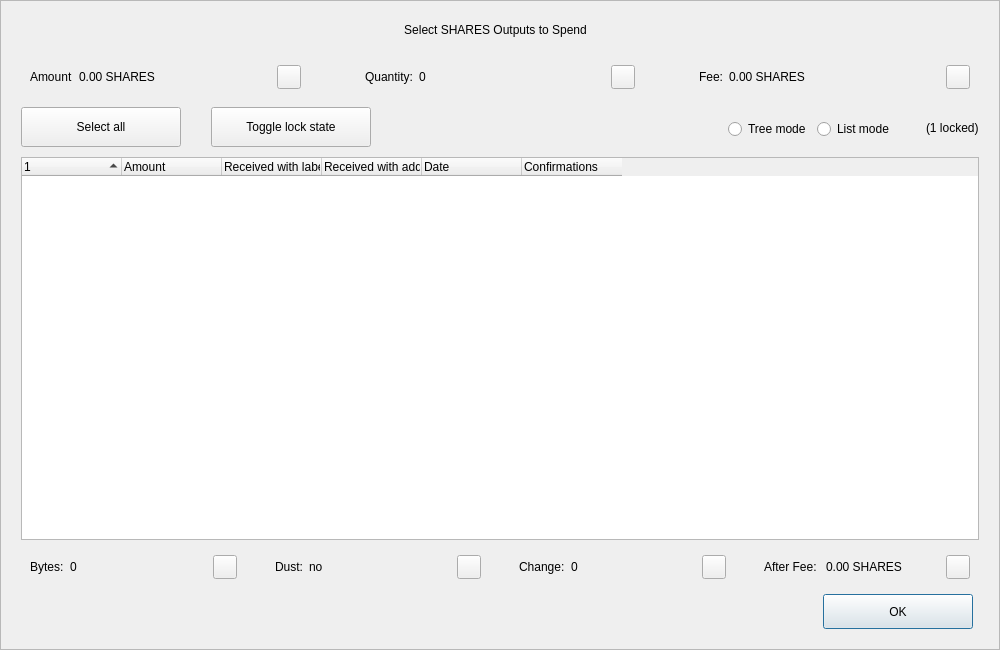
Before: the Qt Designer form src/qt/forms/coincontroldialog.ui in AltcoinBaggins/lil, drawn with Qt 5.
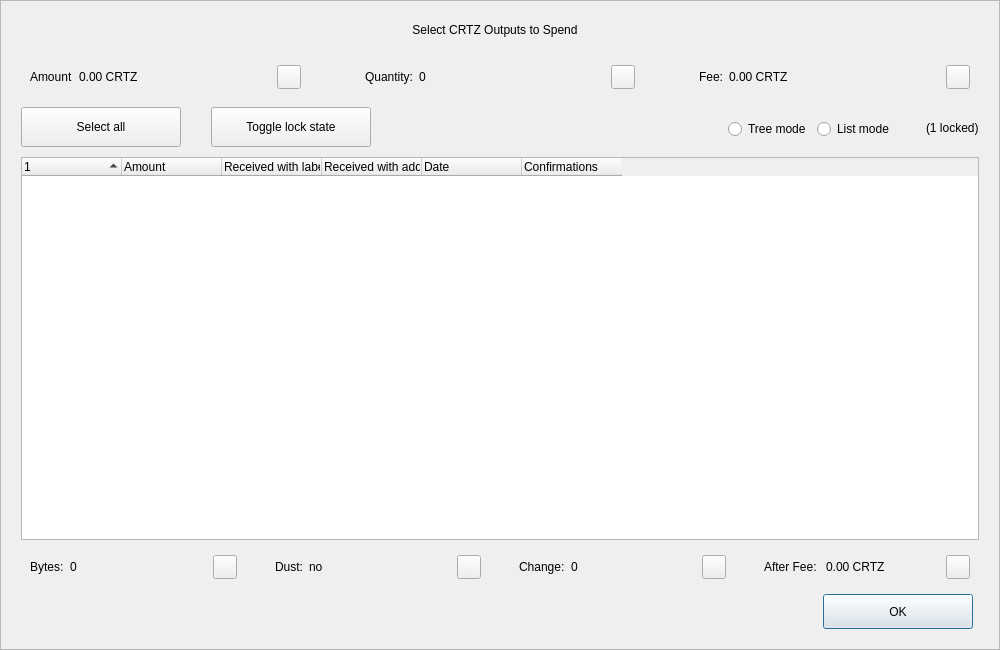
After: the same form once the commit is applied. Custom widgets are drawn as their Qt base class.

What changed in the file:
```diff
--- a/src/qt/forms/coincontroldialog.ui
+++ b/src/qt/forms/coincontroldialog.ui
@@ -98,7 +98,7 @@
            </size>
           </property>
           <property name="text">
-           <string>Select SHARES Outputs to Spend</string>
+           <string>Select CRTZ Outputs to Spend</string>
           </property>
           <property name="alignment">
            <set>Qt::AlignCenter</set>
@@ -144,7 +144,7 @@
            <item>
             <widget class="QLabel" name="labelCoinControlAmount">
              <property name="text">
-              <string>0.00 SHARES</string>
+              <string>0.00 CRTZ</string>
              </property>
             </widget>
            </item>
@@ -268,7 +268,7 @@
            <item>
             <widget class="QLabel" name="labelCoinControlFee">
              <property name="text">
-              <string>0.00 SHARES</string>
+              <string>0.00 CRTZ</string>
              </property>
             </widget>
            </item>
@@ -729,7 +729,7 @@
            <item>
             <widget class="QLabel" name="labelCoinControlAfterFee">
              <property name="text">
-              <string>0.00 SHARES</string>
+              <string>0.00 CRTZ</string>
              </property>
             </widget>
            </item>
```
